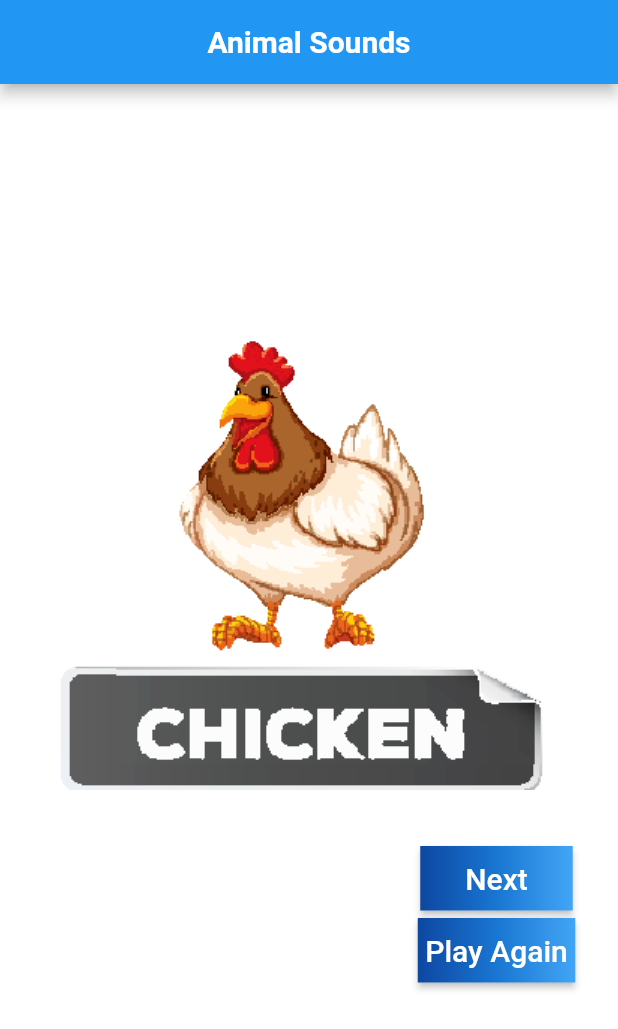
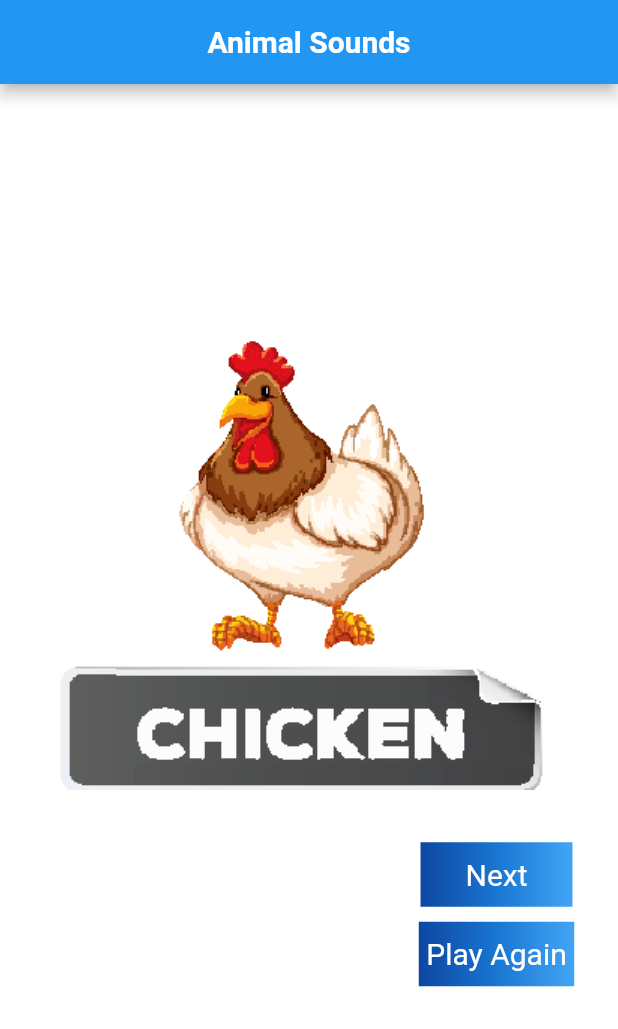
Before and after one commit to gupta-shrinath/animal_sounds, a Flutter app: the screen it shows after launch, after a tap on "Next", on a phone screen of 412 x 824 dp. Shown: the top 1029 px of the screen. Run offline on Flutter 3.47's test engine with Material 2 defaults, Android fonts, the phone set to English and light mode, and no system bars; our stand-ins replace audioplayers.

Commit message:
Fix audio played in background * Use GestureDetector insted of RaisedButton * Use flutter recommended code style * Release audioplayer before playing new audio

```diff
--- a/lib/main.dart
+++ b/lib/main.dart
@@ -1,6 +1,4 @@
 import 'dart:core';
-
-import 'package:audioplayers/audio_cache.dart';
 import 'package:audioplayers/audioplayers.dart';
 import 'package:flutter/cupertino.dart';
 import 'package:flutter/material.dart';
@@ -34,12 +32,48 @@ class Animals extends StatefulWidget {
   _AnimalsState createState() => _AnimalsState();
 }
 
-class _AnimalsState extends State<Animals> {
+class _AnimalsState extends State<Animals> with WidgetsBindingObserver {
   int animalSequence = 0;
   var animal = ['cow', 'chicken', 'goat', 'horse'];
   var animalName = 'cow';
-  static AudioCache mAudioCache = AudioCache();
-  static AudioPlayer mAudioPlayer;
+  static AudioCache _audioCache = AudioCache();
+  static AudioPlayer _audioPlayer;
+
+  void changeAnimal() async {
+    _audioPlayer.stop();
+    animalSequence++;
+    if (animalSequence < animal.length) {
+      animalName = animal[animalSequence];
+    } else {
+      animalSequence = 0;
+      animalName = animal[animalSequence];
+      playAnimalSound();
+    }
+  }
+
+  @override
+  void initState() {
+    WidgetsBinding.instance.addObserver(this);
+    super.initState();
+  }
+
+  @override
+  void dispose() {
+    WidgetsBinding.instance.removeObserver(this);
+    super.dispose();
+  }
+
+  @override
+  void didChangeAppLifecycleState(AppLifecycleState state) {
+    if (state == AppLifecycleState.paused) {
+      _audioPlayer.stop();
+    }
+  }
+
+  void playAnimalSound() async {
+    _audioPlayer?.release();
+    _audioPlayer = await _audioCache.play('$animalName.wav');
+  }
 
   @override
   Widget build(BuildContext context) {
@@ -55,16 +89,7 @@ class _AnimalsState extends State<Animals> {
             ),
             Padding(
               padding: const EdgeInsets.only(left: 250.0),
-              child: RaisedButton(
-                onPressed: () {
-                  setState(
-                    () {
-                      changeAnimal();
-                    },
-                  );
-                },
-                textColor: Colors.white,
-                padding: const EdgeInsets.all(0.0),
+              child: GestureDetector(
                 child: Container(
                   decoration: const BoxDecoration(
                     gradient: LinearGradient(
@@ -79,23 +104,25 @@ class _AnimalsState extends State<Animals> {
                       vertical: 10.0, horizontal: 30.0),
                   child: const Text(
                     'Next',
-                    style: TextStyle(fontSize: 20),
+                    style: TextStyle(
+                      fontSize: 20,
+                      color: Colors.white,
+                    ),
                   ),
                 ),
+                onTap: () {
+                  setState(() {
+                    changeAnimal();
+                  });
+                },
               ),
+            ),
+            SizedBox(
+              height: 10.0,
             ),
             Padding(
               padding: const EdgeInsets.only(left: 250.0),
-              child: RaisedButton(
-                onPressed: () {
-                  setState(
-                    () {
-                      playAnimalSound();
-                    },
-                  );
-                },
-                textColor: Colors.white,
-                padding: const EdgeInsets.all(0.0),
+              child: GestureDetector(
                 child: Container(
                   decoration: const BoxDecoration(
                     gradient: LinearGradient(
@@ -110,9 +137,15 @@ class _AnimalsState extends State<Animals> {
                       vertical: 10.0, horizontal: 5.0),
                   child: const Text(
                     'Play Again',
-                    style: TextStyle(fontSize: 20),
+                    style: TextStyle(
+                      fontSize: 20,
+                      color: Colors.white,
+                    ),
                   ),
                 ),
+                onTap: () {
+                  playAnimalSound();
+                },
               ),
             ),
           ],
@@ -120,20 +153,4 @@ class _AnimalsState extends State<Animals> {
       ),
     );
   }
-
-  void changeAnimal() async {
-    mAudioPlayer.stop();
-    animalSequence++;
-    if (animalSequence < animal.length) {
-      animalName = animal[animalSequence];
-    } else {
-      animalSequence = 0;
-      animalName = animal[animalSequence];
-      playAnimalSound();
-    }
-  }
-
-  Future<void> playAnimalSound() async {
-    mAudioPlayer = await mAudioCache.play('$animalName.wav');
-  }
 }
```
